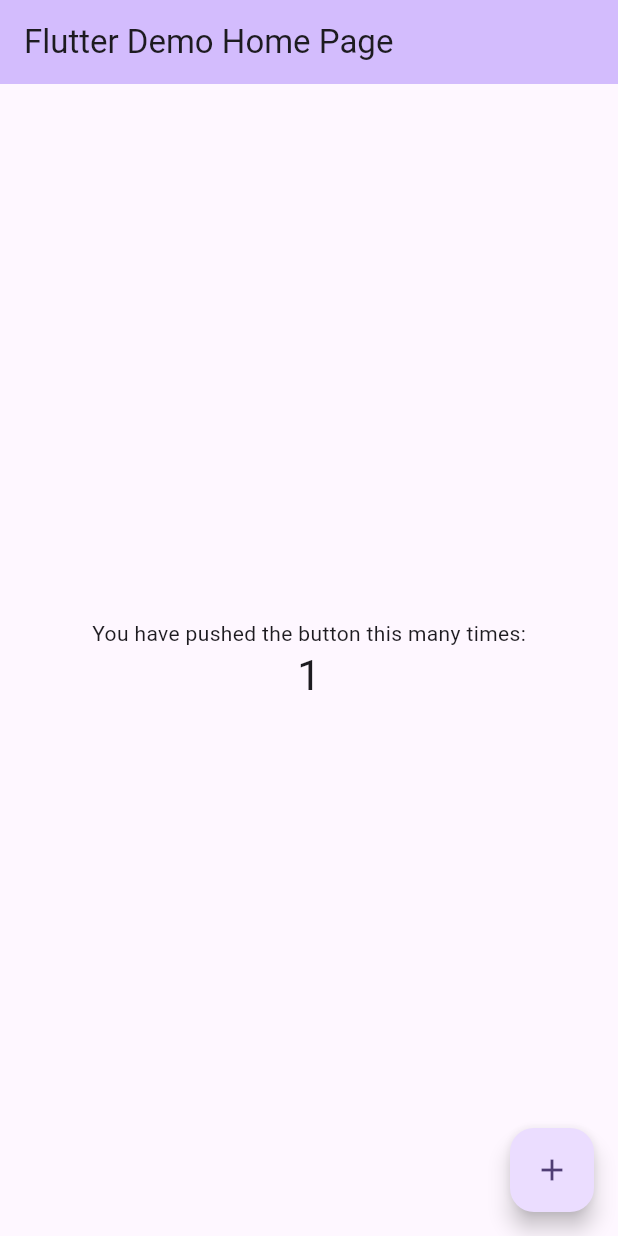
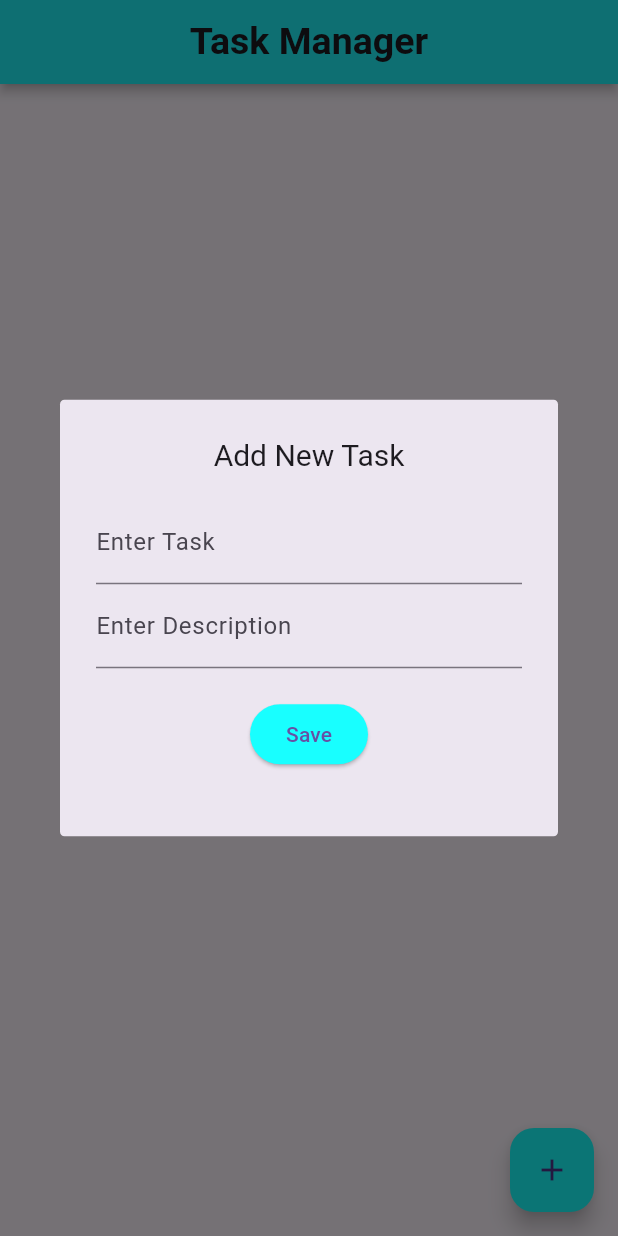
Before and after one commit to piyush-143/task_manager_app, a Flutter app: the screen it shows after launch, after a tap on the "add" icon, on a phone screen of 412 x 824 dp. Run offline on Flutter 3.47's test engine with Material 3 defaults, Android fonts, the phone set to English and light mode, and no system bars.

Commit message:
Add view,view_model,custom_widgets

```diff
--- /dev/null
+++ b/lib/custom_widgets/custom_dialog_box.dart
@@ -0,0 +1,58 @@
+import 'package:flutter/material.dart';
+import 'package:provider/provider.dart';
+import 'package:task_manager_app/view_model/task_list_provider.dart';
+
+class CustomDialogBox extends StatefulWidget {
+  final titleController, descpController;
+  VoidCallback onPress;
+  CustomDialogBox(
+      {super.key,
+      required this.onPress,
+      required this.titleController,
+      required this.descpController});
+
+  @override
+  State<CustomDialogBox> createState() => _CustomDialogBoxState();
+}
+
+class _CustomDialogBoxState extends State<CustomDialogBox> {
+  @override
+  Widget build(BuildContext context) {
+    final newTaskProvider =
+        Provider.of<TaskListProvider>(context, listen: false);
+
+    return AlertDialog(
+      title: const Text(
+        "Add New Task",
+        textAlign: TextAlign.center,
+        style: TextStyle(fontSize: 20),
+      ),
+      shape: RoundedRectangleBorder(borderRadius: BorderRadius.circular(3)),
+      content: Container(
+        width: 350,
+        height: 200,
+        child: Column(
+          children: [
+            TextFormField(
+              controller: widget.titleController,
+              decoration: const InputDecoration(labelText: 'Enter Task'),
+            ),
+            TextFormField(
+              controller: widget.descpController,
+              decoration: const InputDecoration(labelText: 'Enter Description'),
+            ),
+            const SizedBox(
+              height: 20,
+            ),
+            ElevatedButton(
+              onPressed: widget.onPress,
+              style: const ButtonStyle(
+                  backgroundColor: WidgetStatePropertyAll(Colors.cyanAccent)),
+              child: const Text("Save"),
+            )
+          ],
+        ),
+      ),
+    );
+  }
+}
--- a/lib/main.dart
+++ b/lib/main.dart
@@ -1,4 +1,7 @@
 import 'package:flutter/material.dart';
+import 'package:provider/provider.dart';
+import 'package:task_manager_app/view/home_view.dart';
+import 'package:task_manager_app/view_model/task_list_provider.dart';
 
 void main() {
   runApp(const MyApp());
@@ -10,116 +13,16 @@ class MyApp extends StatelessWidget {
   // This widget is the root of your application.
   @override
   Widget build(BuildContext context) {
-    return MaterialApp(
-      title: 'Flutter Demo',
-      theme: ThemeData(
-        // This is the theme of your application.
-        //
-        // TRY THIS: Try running your application with "flutter run". You'll see
-        // the application has a purple toolbar. Then, without quitting the app,
-        // try changing the seedColor in the colorScheme below to Colors.green
-        // and then invoke "hot reload" (save your changes or press the "hot
-        // reload" button in a Flutter-supported IDE, or press "r" if you used
-        // the command line to start the app).
-        //
-        // Notice that the counter didn't reset back to zero; the application
-        // state is not lost during the reload. To reset the state, use hot
-        // restart instead.
-        //
-        // This works for code too, not just values: Most code changes can be
-        // tested with just a hot reload.
-        colorScheme: ColorScheme.fromSeed(seedColor: Colors.deepPurple),
-        useMaterial3: true,
+    return MultiProvider(
+      providers: [
+        ChangeNotifierProvider(create: (_) => TaskListProvider()),
+      ],
+      child: MaterialApp(
+        title: 'Flutter Demo',
+        debugShowCheckedModeBanner: false,
+        theme: ThemeData(primarySwatch: Colors.blue),
+        home: const HomeView(),
       ),
-      home: const MyHomePage(title: 'Flutter Demo Home Page'),
     );
   }
 }
-
-class MyHomePage extends StatefulWidget {
-  const MyHomePage({super.key, required this.title});
-
-  // This widget is the home page of your application. It is stateful, meaning
-  // that it has a State object (defined below) that contains fields that affect
-  // how it looks.
-
-  // This class is the configuration for the state. It holds the values (in this
-  // case the title) provided by the parent (in this case the App widget) and
-  // used by the build method of the State. Fields in a Widget subclass are
-  // always marked "final".
-
-  final String title;
-
-  @override
-  State<MyHomePage> createState() => _MyHomePageState();
-}
-
-class _MyHomePageState extends State<MyHomePage> {
-  int _counter = 0;
-
-  void _incrementCounter() {
-    setState(() {
-      // This call to setState tells the Flutter framework that something has
-      // changed in this State, which causes it to rerun the build method below
-      // so that the display can reflect the updated values. If we changed
-      // _counter without calling setState(), then the build method would not be
-      // called again, and so nothing would appear to happen.
-      _counter++;
-    });
-  }
-
-  @override
-  Widget build(BuildContext context) {
-    // This method is rerun every time setState is called, for instance as done
-    // by the _incrementCounter method above.
-    //
-    // The Flutter framework has been optimized to make rerunning build methods
-    // fast, so that you can just rebuild anything that needs updating rather
-    // than having to individually change instances of widgets.
-    return Scaffold(
-      appBar: AppBar(
-        // TRY THIS: Try changing the color here to a specific color (to
-        // Colors.amber, perhaps?) and trigger a hot reload to see the AppBar
-        // change color while the other colors stay the same.
-        backgroundColor: Theme.of(context).colorScheme.inversePrimary,
-        // Here we take the value from the MyHomePage object that was created by
-        // the App.build method, and use it to set our appbar title.
-        title: Text(widget.title),
-      ),
-      body: Center(
-        // Center is a layout widget. It takes a single child and positions it
-        // in the middle of the parent.
-        child: Column(
-          // Column is also a layout widget. It takes a list of children and
-          // arranges them vertically. By default, it sizes itself to fit its
-          // children horizontally, and tries to be as tall as its parent.
-          //
-          // Column has various properties to control how it sizes itself and
-          // how it positions its children. Here we use mainAxisAlignment to
-          // center the children vertically; the main axis here is the vertical
-          // axis because Columns are vertical (the cross axis would be
-          // horizontal).
-          //
-          // TRY THIS: Invoke "debug painting" (choose the "Toggle Debug Paint"
-          // action in the IDE, or press "p" in the console), to see the
-          // wireframe for each widget.
-          mainAxisAlignment: MainAxisAlignment.center,
-          children: <Widget>[
-            const Text(
-              'You have pushed the button this many times:',
-            ),
-            Text(
-              '$_counter',
-              style: Theme.of(context).textTheme.headlineMedium,
-            ),
-          ],
-        ),
-      ),
-      floatingActionButton: FloatingActionButton(
-        onPressed: _incrementCounter,
-        tooltip: 'Increment',
-        child: const Icon(Icons.add),
-      ), // This trailing comma makes auto-formatting nicer for build methods.
-    );
-  }
-}
--- /dev/null
+++ b/lib/view/home_view.dart
@@ -0,0 +1,108 @@
+import 'package:flutter/material.dart';
+import 'package:provider/provider.dart';
+import 'package:task_manager_app/custom_widgets/custom_dialog_box.dart';
+import 'package:task_manager_app/view_model/task_list_provider.dart';
+
+class HomeView extends StatefulWidget {
+  const HomeView({super.key});
+
+  @override
+  State<HomeView> createState() => _HomeViewState();
+}
+
+class _HomeViewState extends State<HomeView> {
+  TextEditingController titleController = TextEditingController();
+  TextEditingController descpController = TextEditingController();
+  @override
+  void dispose() {
+    // TODO: implement dispose
+    super.dispose();
+    titleController.dispose();
+    descpController.dispose();
+  }
+
+  @override
+  Widget build(BuildContext context) {
+    final newTaskProvider =
+        Provider.of<TaskListProvider>(context, listen: true);
+    return SafeArea(
+      child: Scaffold(
+        appBar: AppBar(
+          title: const Text(
+            'Task Manager',
+            style: TextStyle(fontWeight: FontWeight.w600, fontSize: 25),
+          ),
+          centerTitle: true,
+          elevation: 3,
+          shadowColor: Colors.black,
+          backgroundColor: Colors.cyanAccent,
+        ),
+        floatingActionButton: FloatingActionButton(
+          onPressed: () {
+            showDialog(
+              context: context,
+              builder: (context) {
+                return CustomDialogBox(
+                  titleController: titleController,
+                  descpController: descpController,
+                  onPress: () {
+                    newTaskProvider.addTask({
+                      'Title': titleController.toString(),
+                      'Description': descpController.toString(),
+                    });
+                  },
+                );
+              },
+            );
+          },
+          backgroundColor: Colors.cyanAccent,
+          child: const Icon(Icons.add),
+        ),
+        body: Consumer<TaskListProvider>(
+          builder: (context, value, child) => ListView.builder(
+            itemCount: value.taskList.length,
+            itemBuilder: (context, index) {
+              return Card(
+                child: ListTile(
+                  title: Text(value.taskList[index]['Title'].toString()),
+                  subtitle:
+                      Text(value.taskList[index]['Description'].toString()),
+                  trailing: Row(
+                    mainAxisSize: MainAxisSize.min,
+                    children: [
+                      IconButton(
+                          onPressed: () {
+                            CustomDialogBox(
+                              titleController: titleController,
+                              descpController: descpController,
+                              onPress: () {
+                                newTaskProvider.updateTask({
+                                  'Title': titleController.toString(),
+                                  'Description': descpController.toString(),
+                                }, index);
+                              },
+                            );
+                          },
+                          icon: const Icon(
+                            Icons.edit,
+                            color: Colors.blue,
+                          )),
+                      IconButton(
+                          onPressed: () {
+                            value.deleteTask(index);
+                          },
+                          icon: const Icon(
+                            Icons.delete,
+                            color: Colors.red,
+                          )),
+                    ],
+                  ),
+                ),
+              );
+            },
+          ),
+        ),
+      ),
+    );
+  }
+}
--- /dev/null
+++ b/lib/view_model/task_list_provider.dart
@@ -0,0 +1,20 @@
+import 'package:flutter/material.dart';
+
+class TaskListProvider with ChangeNotifier {
+  final List<Map<String, dynamic>> _taskList = [];
+  List<Map<String, dynamic>> get taskList => _taskList;
+
+  void addTask(Map<String, dynamic> data) {
+    _taskList.add(data);
+    notifyListeners();
+  }
+
+  void updateTask(Map<String, dynamic> updatedData, int idx) {
+    _taskList[idx] = updatedData;
+    notifyListeners();
+  }
+
+  void deleteTask(int idx) {
+    _taskList.removeAt(idx);
+  }
+}
```
